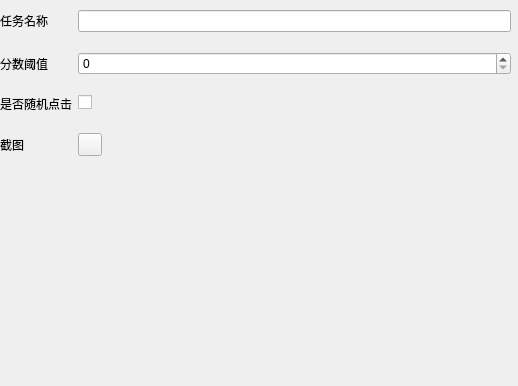
Before: the Qt Designer form src/widget/typeOpenCVForm/typeopencvform.ui in Ferrarii-430/onmyoji-script, drawn with Qt 5.
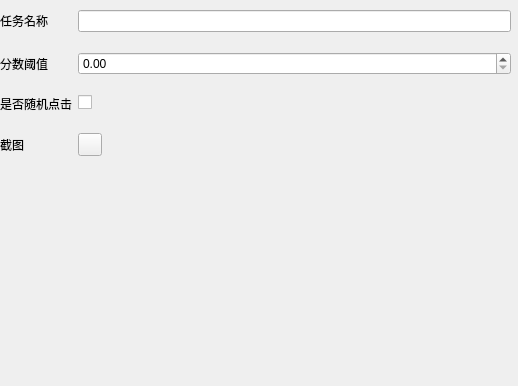
After: the same form once the commit is applied.

The edit to the form file:
```diff
--- a/src/widget/typeOpenCVForm/typeopencvform.ui
+++ b/src/widget/typeOpenCVForm/typeopencvform.ui
@@ -10,6 +10,12 @@
     <height>386</height>
    </rect>
   </property>
+  <property name="sizePolicy">
+   <sizepolicy hsizetype="Expanding" vsizetype="Expanding">
+    <horstretch>0</horstretch>
+    <verstretch>0</verstretch>
+   </sizepolicy>
+  </property>
   <property name="windowTitle">
    <string>TypeOpenCVForm</string>
   </property>
@@ -43,9 +49,6 @@
       </property>
      </widget>
     </item>
-    <item row="1" column="1">
-     <widget class="QSpinBox" name="spinBox"/>
-    </item>
     <item row="2" column="0">
      <widget class="QLabel" name="label_3">
       <property name="text">
@@ -76,11 +79,20 @@
     </item>
     <item row="4" column="1">
      <widget class="QLabel" name="labelPreview">
+      <property name="sizePolicy">
+       <sizepolicy hsizetype="Expanding" vsizetype="Expanding">
+        <horstretch>0</horstretch>
+        <verstretch>0</verstretch>
+       </sizepolicy>
+      </property>
       <property name="text">
        <string/>
       </property>
      </widget>
     </item>
+    <item row="1" column="1">
+     <widget class="QDoubleSpinBox" name="spinScoreBox"/>
+    </item>
    </layout>
   </widget>
  </widget>
```
Left out of the diff: 7 changed lines with no effect on the pictures.
